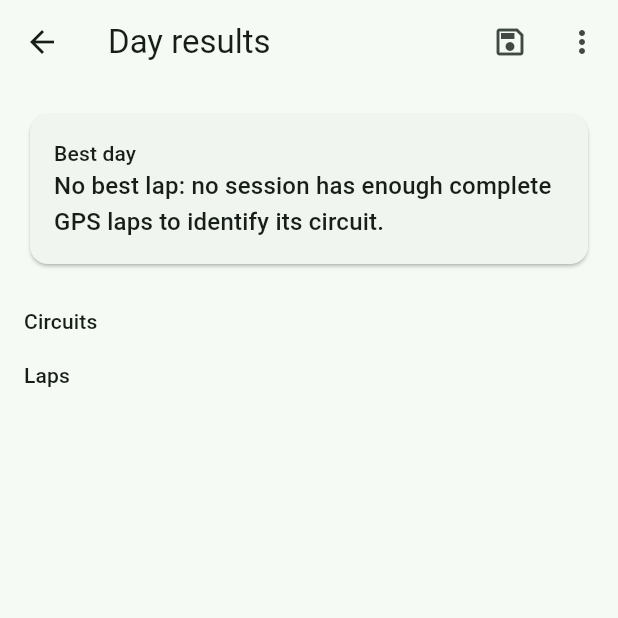
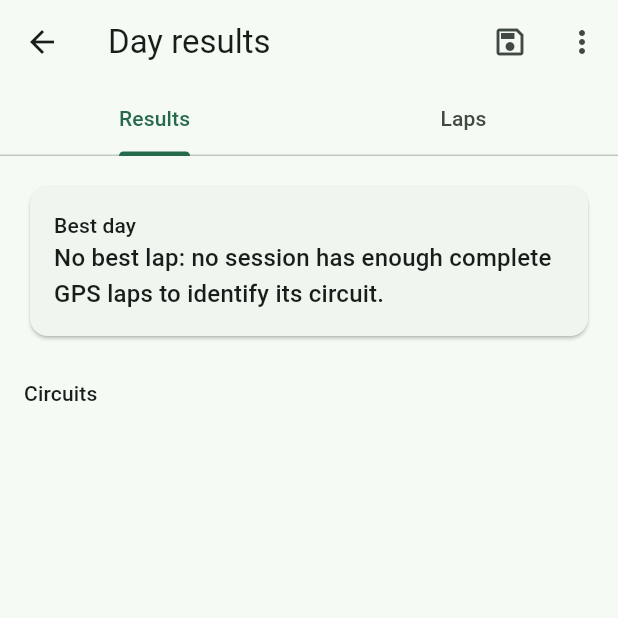
Before and after one commit to FlappedEar/Telemetry, a Flutter app: the DayResultsPage screen opened directly with empty values, on a phone screen of 412 x 824 dp, the top half of it. Run offline on Flutter 3.47's test engine with Material 3 defaults, Android fonts, the phone set to English and light mode, and no system bars; our stand-ins replace flutter_map, latlong2; missing offline and left inert: desktop_drop, file_selector.

Commit message:
FET-8: Phone and tablet layouts for the day and lap pages
Below 900 logical pixels the day page shows Results and Laps as tabs, so
the lap list is one tap away instead of below the whole analysis; tabs keep
their scroll position and state. The best-lap map height scales with the
width (200 to 420). The lap page scrolls on short screens instead of
squeezing the trace (100 px on a small phone held sideways, now at least
220).

A screen-size test opens the import page, day page, a corner, a circuit and
a lap at small phone, Pixel and tablet sizes in both orientations and fails
on any overflow or a trace under 200 px.

Co-Authored-By: Claude Opus 5.5 (1M context) <noreply@anthropic.com>
Claude-Session: https://claude.ai/code/session_016TmhgoJX6A7GsmtM6qYPF4

```diff
--- a/lib/day/day_results_page.dart
+++ b/lib/day/day_results_page.dart
@@ -154,8 +154,20 @@ class _DayResultsPageState extends State<DayResultsPage> {
     }
   }
 
+  /// Two panes from this width; below it the summary and the laps are tabs.
+  static const _twoPaneWidth = 900.0;
+
   @override
-  Widget build(BuildContext context) => Scaffold(
+  Widget build(BuildContext context) => LayoutBuilder(
+    builder: (context, constraints) => _page(context, constraints.maxWidth),
+  );
+
+  Widget _page(BuildContext context, double width) {
+    final wide = width >= _twoPaneWidth;
+    // The trace keeps a similar shape from a small phone to a tablet in
+    // portrait: about 0.6 of the card's width.
+    final mapHeight = wide ? 360.0 : ((width - 64) * 0.6).clamp(200.0, 420.0);
+    final scaffold = Scaffold(
       appBar: AppBar(
         title: ListenableBuilder(
           listenable: _controller,
@@ -186,18 +198,38 @@ class _DayResultsPageState extends State<DayResultsPage> {
             ],
           ),
         ],
+        bottom: wide
+            ? null
+            : const TabBar(
+                tabs: [
+                  Tab(text: 'Results'),
+                  Tab(text: 'Laps'),
+                ],
+              ),
       ),
       body: ListenableBuilder(
         listenable: _controller,
-      builder: (context, _) => LayoutBuilder(
-        builder: (context, constraints) {
-          final wide = constraints.maxWidth >= 900;
-          final summary = _summary(context, wide);
+        builder: (context, _) {
+          final summary = _summary(context, wide, mapHeight);
           final laps = _lapList(context);
           if (!wide) {
-            return ListView(
+            return TabBarView(
+              children: [
+                _KeepAlive(
+                  child: ListView(
+                    key: const ValueKey('dayResultsSummary'),
                     padding: const EdgeInsets.all(16),
-              children: [...summary, const SizedBox(height: 16), ...laps],
+                    children: summary,
+                  ),
+                ),
+                _KeepAlive(
+                  child: ListView(
+                    key: const ValueKey('dayResultsLaps'),
+                    padding: const EdgeInsets.fromLTRB(16, 8, 16, 16),
+                    children: laps,
+                  ),
+                ),
+              ],
             );
           }
           return Row(
@@ -206,6 +238,7 @@ class _DayResultsPageState extends State<DayResultsPage> {
               Expanded(
                 flex: 5,
                 child: ListView(
+                  key: const ValueKey('dayResultsSummary'),
                   padding: const EdgeInsets.all(16),
                   children: summary,
                 ),
@@ -213,6 +246,7 @@ class _DayResultsPageState extends State<DayResultsPage> {
               Expanded(
                 flex: 4,
                 child: ListView(
+                  key: const ValueKey('dayResultsLaps'),
                   padding: const EdgeInsets.all(16),
                   children: laps,
                 ),
@@ -221,10 +255,11 @@ class _DayResultsPageState extends State<DayResultsPage> {
           );
         },
       ),
-    ),
     );
+    return wide ? scaffold : DefaultTabController(length: 2, child: scaffold);
+  }
 
-  List<Widget> _summary(BuildContext context, bool wide) {
+  List<Widget> _summary(BuildContext context, bool wide, double mapHeight) {
     final theme = Theme.of(context);
     final analysis = _controller.analysis;
     final ranking = _controller.ranking;
@@ -297,7 +332,7 @@ class _DayResultsPageState extends State<DayResultsPage> {
                   if (path != null && !path.isEmpty) ...[
                     const SizedBox(height: 12),
                     SizedBox(
-                      height: wide ? 360 : 240,
+                      height: mapHeight,
                       child: IgnorePointer(
                         child: TrackMap(
                           interactive: false,
@@ -510,3 +545,26 @@ class _DayResultsPageState extends State<DayResultsPage> {
     );
   }
 }
+
+/// Keeps a tab's scroll position and state, such as the lap chosen in the
+/// theoretical best, while the other tab is shown.
+class _KeepAlive extends StatefulWidget {
+  const _KeepAlive({required this.child});
+
+  final Widget child;
+
+  @override
+  State<_KeepAlive> createState() => _KeepAliveState();
+}
+
+class _KeepAliveState extends State<_KeepAlive>
+    with AutomaticKeepAliveClientMixin {
+  @override
+  bool get wantKeepAlive => true;
+
+  @override
+  Widget build(BuildContext context) {
+    super.build(context);
+    return widget.child;
+  }
+}
```
Also changed, not shown: lib/day/lap_page.dart (+34 -10 lines), 3 other files. Lines whose indentation alone changed are shown as unchanged.
